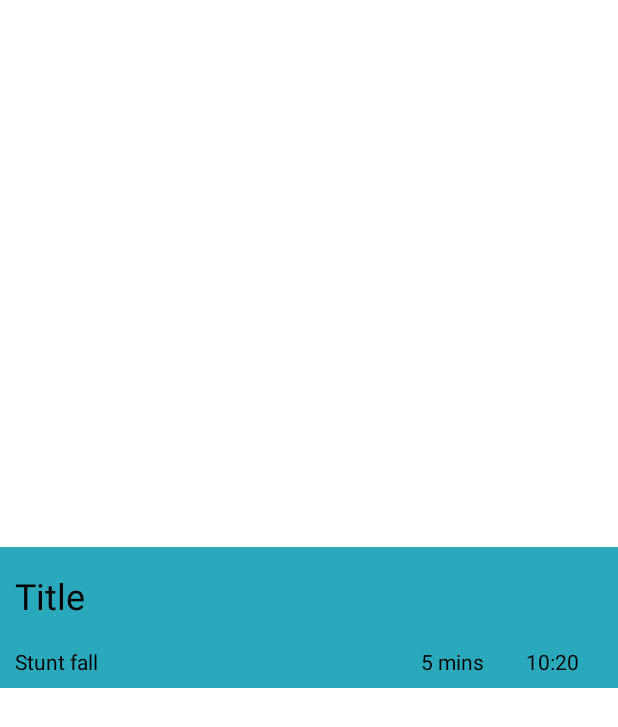
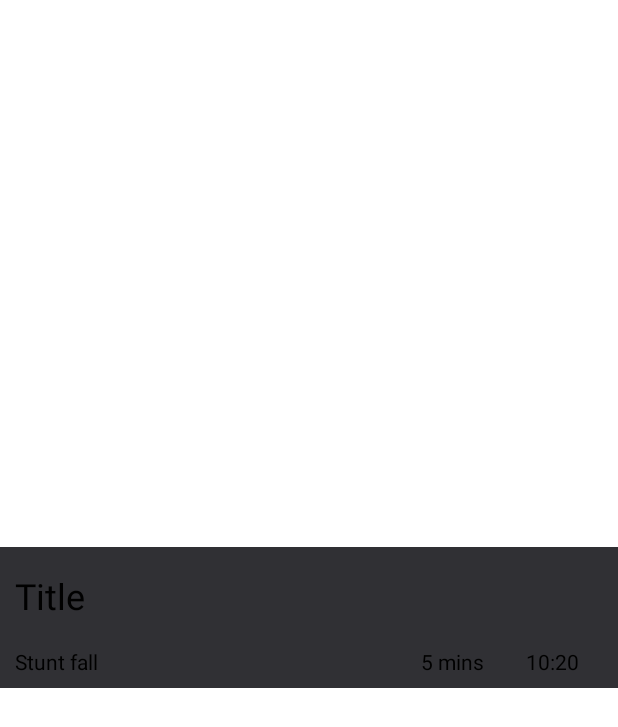
Before and after one commit to Frange/CoastersApp, an Android app: the layout widget_list_item.xml on its own in the app's theme, with its tools: preview values and no code run, on a phone screen of 412 x 824 dp. Shown: the top 727 px of the screen. Run offline under Robolectric (Android 15) with nearby library versions, the phone set to English and light mode, and no system bars; network calls fail.

Commit message:
Some color changes to be similar to the old APK.

```diff
--- a/app/src/main/java/com/frange/coasters/ui/widget/WidgetSaveModel.kt
+++ b/app/src/main/java/com/frange/coasters/ui/widget/WidgetSaveModel.kt
@@ -68,7 +68,10 @@ class WidgetSaveModel {
                             jsonObject.getInt(PARSER_FIELD_ID),
                             jsonObject.getString(PARSER_FIELD_NAME),
                             jsonObject.getBoolean(PARSER_FIELD_IS_OPEN),
-                            jsonObject.getBoolean(PARSER_FIELD_IS_FAVOURITE),
+                            false,
+//                            jsonObject.getBoolean(
+//                                PARSER_FIELD_IS_FAVOURITE
+//                            ),
                             jsonObject.getInt(PARSER_FIELD_WAIT_TIME),
                             jsonObject.getString(PARSER_FIELD_LAST_UPDATE)
                         )
--- a/app/src/main/res/layout/widget_big.xml
+++ b/app/src/main/res/layout/widget_big.xml
@@ -2,7 +2,7 @@
     xmlns:tools="http://schemas.android.com/tools"
     android:layout_width="match_parent"
     android:layout_height="match_parent"
-    android:background="@color/card_background"
+    android:background="@color/widget_background"
     android:orientation="vertical"
     android:padding="@dimen/widget_margin">
 
@@ -45,7 +45,7 @@
             <ImageView
                 android:layout_width="40dp"
                 android:layout_height="40dp"
-                android:padding="4dp"
+                android:padding="6dp"
                 android:src="@drawable/refresh_2_blue" />
 
         </LinearLayout>
--- a/app/src/main/res/layout/widget_list_item.xml
+++ b/app/src/main/res/layout/widget_list_item.xml
@@ -5,7 +5,7 @@
     android:layout_width="match_parent"
     android:layout_height="wrap_content"
     android:layout_gravity="center_vertical"
-    android:background="@color/card_background"
+    android:background="@color/widget_row_background"
     android:orientation="vertical"
     android:paddingStart="10dp"
     android:paddingEnd="6dp">
--- a/app/src/main/res/values-night/colors.xml
+++ b/app/src/main/res/values-night/colors.xml
@@ -10,6 +10,7 @@
 
     <color name="always_white">#FFFFFF</color>
     <color name="always_black">#000000</color>
+    <color name="always_dark_gray">#303034</color>
     <color name="always_blue">#2BA9BC</color>
     <color name="always_red">#550000</color>
 
@@ -17,5 +18,7 @@
     <color name="secondary_background">#2BA9BC</color>
 
     <color name="card_background">@color/always_blue</color>
+    <color name="widget_background">@color/always_dark_gray</color>
+    <color name="widget_row_background">@color/always_dark_gray</color>
 
 </resources>
--- a/app/src/main/res/values/colors.xml
+++ b/app/src/main/res/values/colors.xml
@@ -10,6 +10,7 @@
 
     <color name="always_white">#FFFFFF</color>
     <color name="always_black">#000000</color>
+    <color name="always_dark_gray">#303034</color>
     <color name="always_blue">#2BA9BC</color>
     <color name="always_red">#FF0000</color>
     <color name="always_gray">#CCCCCC</color>
@@ -18,5 +19,7 @@
     <color name="secondary_background">#2BA9BC</color>
 
     <color name="card_background">@color/always_blue</color>
+    <color name="widget_background">@color/always_dark_gray</color>
+    <color name="widget_row_background">@color/always_dark_gray</color>
 
 </resources>
```
